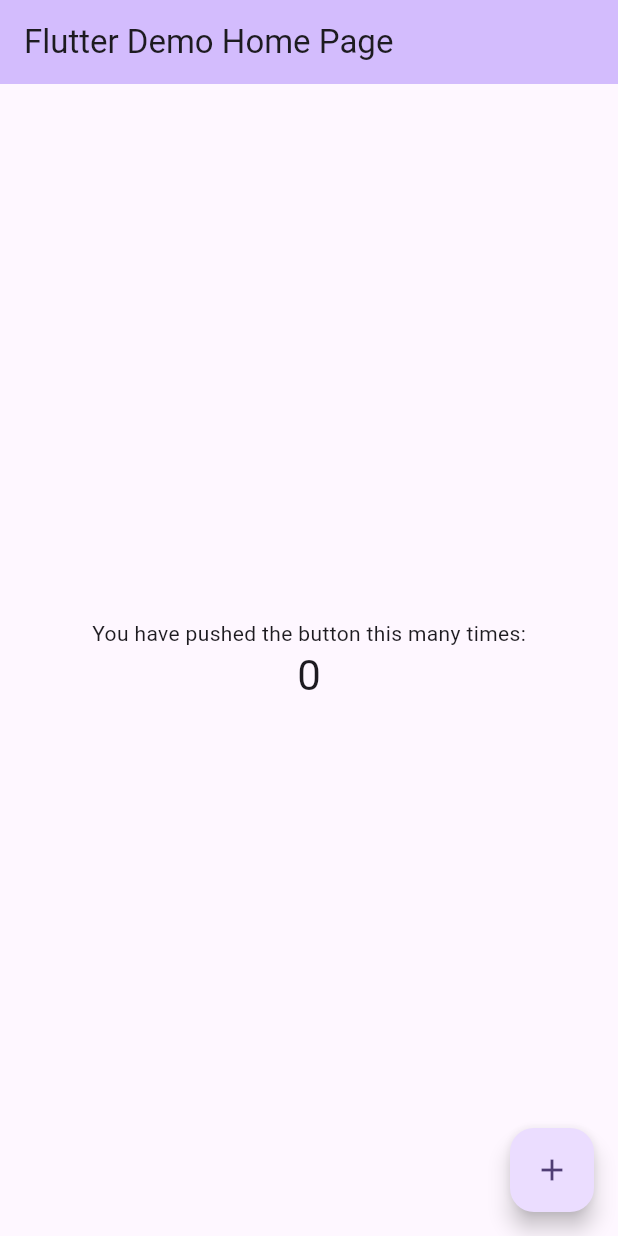
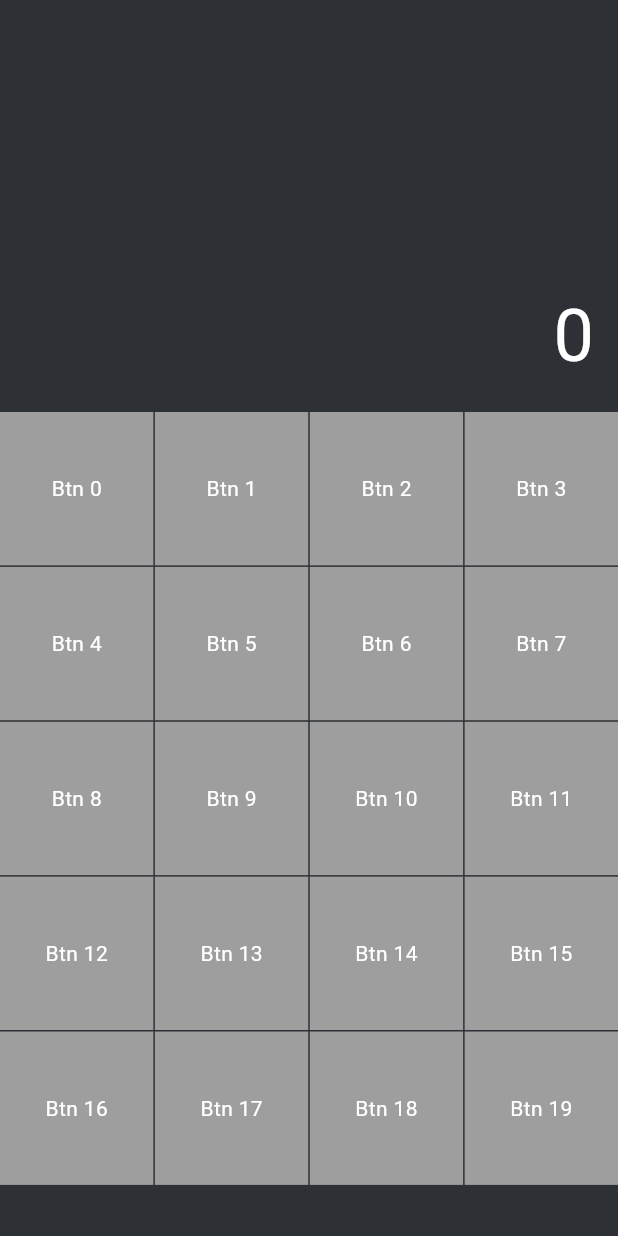
Before and after one commit to KalitorifyOff/vibeCalci1, a Flutter app: the screen it shows after launch, on a phone screen of 412 x 824 dp. Run offline on Flutter 3.47's test engine with Material 3 defaults, Android fonts, the phone set to English and light mode, and no system bars.

Commit message:
Feat: Implement main app layout and mark step 3 as complete

```diff
--- a/lib/main.dart
+++ b/lib/main.dart
@@ -54,69 +54,59 @@ class MyHomePage extends StatefulWidget {
 }
 
 class _MyHomePageState extends State<MyHomePage> {
-  int _counter = 0;
-
-  void _incrementCounter() {
-    setState(() {
-      // This call to setState tells the Flutter framework that something has
-      // changed in this State, which causes it to rerun the build method below
-      // so that the display can reflect the updated values. If we changed
-      // _counter without calling setState(), then the build method would not be
-      // called again, and so nothing would appear to happen.
-      _counter++;
-    });
-  }
-
   @override
   Widget build(BuildContext context) {
-    // This method is rerun every time setState is called, for instance as done
-    // by the _incrementCounter method above.
-    //
-    // The Flutter framework has been optimized to make rerunning build methods
-    // fast, so that you can just rebuild anything that needs updating rather
-    // than having to individually change instances of widgets.
     return Scaffold(
-      appBar: AppBar(
-        // TRY THIS: Try changing the color here to a specific color (to
-        // Colors.amber, perhaps?) and trigger a hot reload to see the AppBar
-        // change color while the other colors stay the same.
-        backgroundColor: Theme.of(context).colorScheme.inversePrimary,
-        // Here we take the value from the MyHomePage object that was created by
-        // the App.build method, and use it to set our appbar title.
-        title: Text(widget.title),
+      backgroundColor: const Color(0xFF2D3035), // Dark Charcoal background
+      body: Column(
+        children: <Widget>[
+          // Display Area
+          Expanded(
+            flex: 1,
+            child: Container(
+              color: Colors.transparent, // Will be transparent, content will define appearance
+              alignment: Alignment.bottomRight,
+              padding: const EdgeInsets.all(16.0),
+              child: const Text(
+                '0', // Placeholder for display
+                style: TextStyle(
+                  color: Colors.white,
+                  fontSize: 48.0,
+                ),
+              ),
+            ),
+          ),
+          // Button Grid Area
+          Expanded(
+            flex: 2,
+            child: Container(
+              color: Colors.transparent, // Buttons will define their own colors
+              // Placeholder for button grid
+              child: GridView.builder(
+                physics: const NeverScrollableScrollPhysics(), // Disable scrolling
+                gridDelegate: const SliverGridDelegateWithFixedCrossAxisCount(
+                  crossAxisCount: 4, // 4 columns for calculator buttons
+                  childAspectRatio: 1.0, // Square buttons
+                  crossAxisSpacing: 1.0,
+                  mainAxisSpacing: 1.0,
+                ),
+                itemCount: 20, // Placeholder for 20 buttons (e.g., 5 rows of 4)
+                itemBuilder: (BuildContext context, int index) {
+                  return Container(
+                    color: Colors.grey, // Placeholder button color
+                    child: Center(
+                      child: Text(
+                        'Btn $index',
+                        style: const TextStyle(color: Colors.white),
+                      ),
+                    ),
+                  );
+                },
+              ),
+            ),
+          ),
+        ],
       ),
-      body: Center(
-        // Center is a layout widget. It takes a single child and positions it
-        // in the middle of the parent.
-        child: Column(
-          // Column is also a layout widget. It takes a list of children and
-          // arranges them vertically. By default, it sizes itself to fit its
-          // children horizontally, and tries to be as tall as its parent.
-          //
-          // Column has various properties to control how it sizes itself and
-          // how it positions its children. Here we use mainAxisAlignment to
-          // center the children vertically; the main axis here is the vertical
-          // axis because Columns are vertical (the cross axis would be
-          // horizontal).
-          //
-          // TRY THIS: Invoke "debug painting" (choose the "Toggle Debug Paint"
-          // action in the IDE, or press "p" in the console), to see the
-          // wireframe for each widget.
-          mainAxisAlignment: MainAxisAlignment.center,
-          children: <Widget>[
-            const Text('You have pushed the button this many times:'),
-            Text(
-              '$_counter',
-              style: Theme.of(context).textTheme.headlineMedium,
-            ),
-          ],
-        ),
-      ),
-      floatingActionButton: FloatingActionButton(
-        onPressed: _incrementCounter,
-        tooltip: 'Increment',
-        child: const Icon(Icons.add),
-      ), // This trailing comma makes auto-formatting nicer for build methods.
     );
   }
 }
```
Also changed, not shown: 1 other file.
